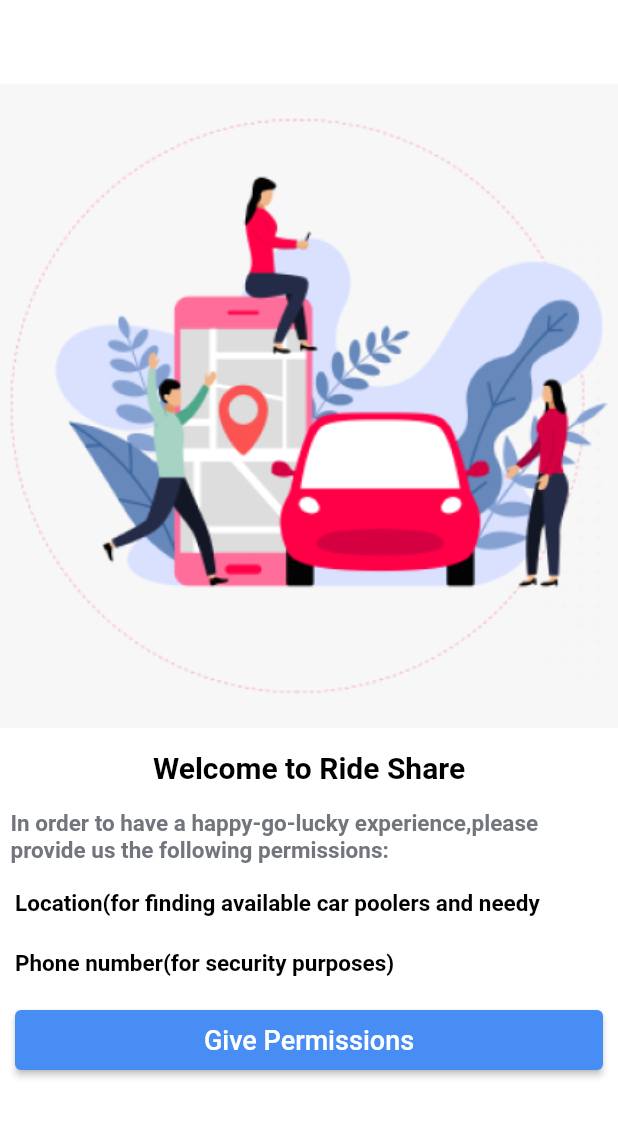
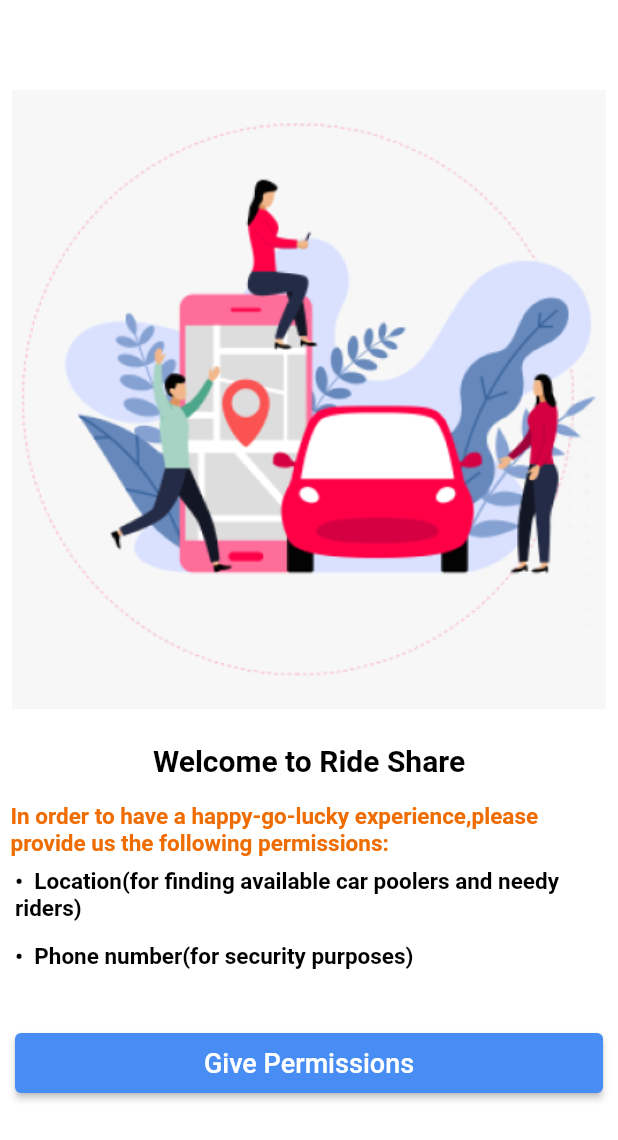
Before and after one commit to gdscnitp/Delrit, a Flutter app: the AccessPermission screen opened by its route, on a phone screen of 412 x 824 dp. Shown: the top 1140 px of the screen. Run offline on Flutter 3.47's test engine with Material 2 defaults, Android fonts, the light colour scheme and no system bars; our stand-ins replace cloud_firestore, country_code_picker, firebase_auth, firebase_core, firebase_messaging, flutter_signin_button and 8 more; missing offline and left inert: flutter_config, flutter_facebook_auth, flutter_polyline_points; accounts and stored records are empty.

Commit message:
bullet points added in Access page

```diff
--- a/lib/src/screens/access_permission.dart
+++ b/lib/src/screens/access_permission.dart
@@ -1,5 +1,4 @@
 import 'package:flutter/material.dart';
-import 'package:google_maps_flutter/google_maps_flutter.dart';
 
 
 class AccessPermission extends StatefulWidget {
@@ -14,14 +13,17 @@ class _AccessPermissionState extends State<AccessPermission> {
   Widget build(BuildContext context) {
     return Scaffold(
       backgroundColor: Colors.white,
-      appBar: AppBar(
-        backgroundColor: Colors.white,
-        elevation: 0,
-      ),
+      // appBar: AppBar(
+      //   backgroundColor: Colors.white,
+      //   elevation: 0,
+      // ),
       body:Column(crossAxisAlignment: CrossAxisAlignment.center,
         children:<Widget>[
-          Image(image: AssetImage('assets/images/image 8.png'),
+          Padding(
+            padding: const EdgeInsets.fromLTRB(8.0, 60.0, 8.0, 8.0),
+            child: Image(image: AssetImage('assets/images/image 8.png'),
       ),
+          ),
       SizedBox(height: 15,),
       Container(
         child: Text('Welcome to Ride Share',
@@ -36,7 +38,10 @@ class _AccessPermissionState extends State<AccessPermission> {
         height: 50,
         child:Container(
           padding:EdgeInsets.all(7.0),
-          child: Text('In order to have a happy-go-lucky experience,please provide us the following permissions:'),
+          child: Text('In order to have a happy-go-lucky experience,please provide us the following permissions:',
+          style: TextStyle(
+            color: Colors.orange[800],
+          ),),
         ),
       ),
        SizedBox(
@@ -44,8 +49,8 @@ class _AccessPermissionState extends State<AccessPermission> {
         height: 40,
         child:
         Container(
-          padding: EdgeInsets.all(10.0),
-          child: Text('Location(for finding available car poolers and needy riders)',
+          padding: EdgeInsets.fromLTRB(10.0, 0.0, 10.0, 0.0),
+          child: Text('•  Location(for finding available car poolers and needy riders)',
          style: TextStyle(
         color: Colors.black,
         ),
@@ -56,14 +61,15 @@ class _AccessPermissionState extends State<AccessPermission> {
         width: double.infinity,
         height: 50,
         child: Container(
-          padding: EdgeInsets.all(10.0),
-          child: Text('Phone number(for security purposes)',
+          padding: EdgeInsets.fromLTRB(10.0, 10.0, 10.0, 0.0),
+          child: Text('•  Phone number(for security purposes)',
            style: TextStyle(
         color: Colors.black,
         ),
         ),
         ),
       ),
+      SizedBox(height: 20,),
       SizedBox(
         width:double.infinity,
         height: 40,
```
